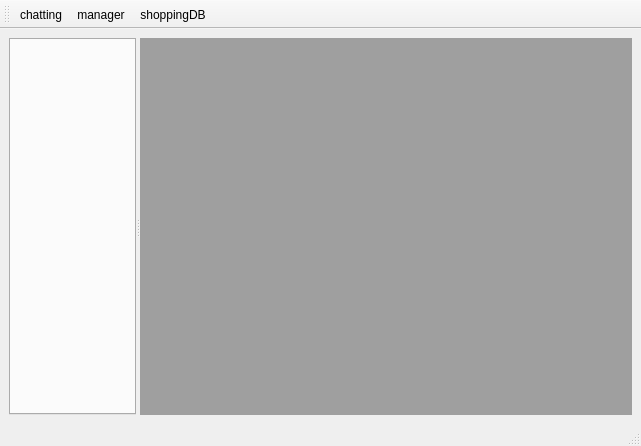
jaehyeonjeong/DataBaseQt, file mainwindow.ui: the form before one commit.
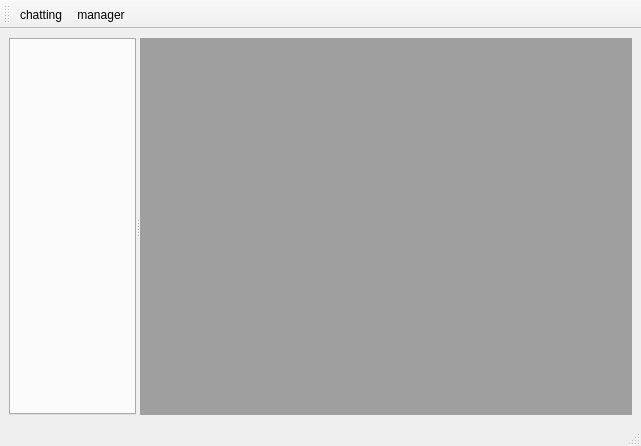
The form after the commit.

```diff
--- a/mainwindow.ui
+++ b/mainwindow.ui
@@ -49,7 +49,6 @@
    </attribute>
    <addaction name="actionchatting"/>
    <addaction name="actionmanager"/>
-   <addaction name="actionshoppingDB"/>
   </widget>
   <action name="actionchatting">
    <property name="text">
@@ -61,11 +60,6 @@
     <string>manager</string>
    </property>
   </action>
-  <action name="actionshoppingDB">
-   <property name="text">
-    <string>shoppingDB</string>
-   </property>
-  </action>
  </widget>
  <resources/>
  <connections/>
```
